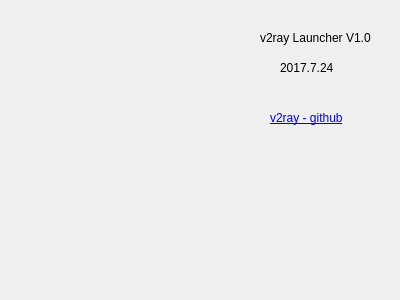
Old version of the form v2rayLauncher/About.ui in the repository Circlezzz/v2ray-Launcher.
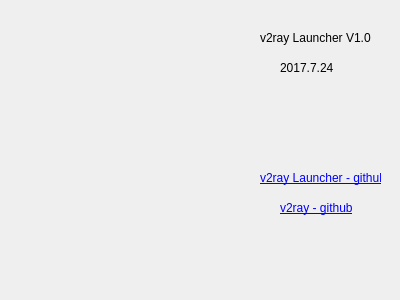
New version of the form. Icons and pictures are not drawn.

What changed in the file:
```diff
--- a/v2rayLauncher/About.ui
+++ b/v2rayLauncher/About.ui
@@ -65,8 +65,8 @@
   <widget class="QLabel" name="label_4">
    <property name="geometry">
     <rect>
-     <x>270</x>
-     <y>110</y>
+     <x>280</x>
+     <y>200</y>
      <width>81</width>
      <height>16</height>
     </rect>
@@ -75,6 +75,19 @@
     <string>&lt;html&gt;&lt;head/&gt;&lt;body&gt;&lt;p&gt;&lt;a href=&quot;https://github.com/v2ray/v2ray-core&quot;&gt;&lt;span style=&quot; color:#0000ff;&quot;&gt;v2ray - github&lt;/span&gt;&lt;/a&gt;&lt;/p&gt;&lt;/body&gt;&lt;/html&gt;</string>
    </property>
   </widget>
+  <widget class="QLabel" name="label_5">
+   <property name="geometry">
+    <rect>
+     <x>260</x>
+     <y>170</y>
+     <width>121</width>
+     <height>16</height>
+    </rect>
+   </property>
+   <property name="text">
+    <string>&lt;html&gt;&lt;head/&gt;&lt;body&gt;&lt;p&gt;&lt;a href=&quot;https://github.com/boeing888/v2ray-Launcher&quot;&gt;&lt;span style=&quot; color:#0000ff;&quot;&gt;v2ray Launcher - github&lt;/span&gt;&lt;/a&gt;&lt;/p&gt;&lt;/body&gt;&lt;/html&gt;</string>
+   </property>
+  </widget>
  </widget>
  <layoutdefault spacing="6" margin="11"/>
  <resources>
```
